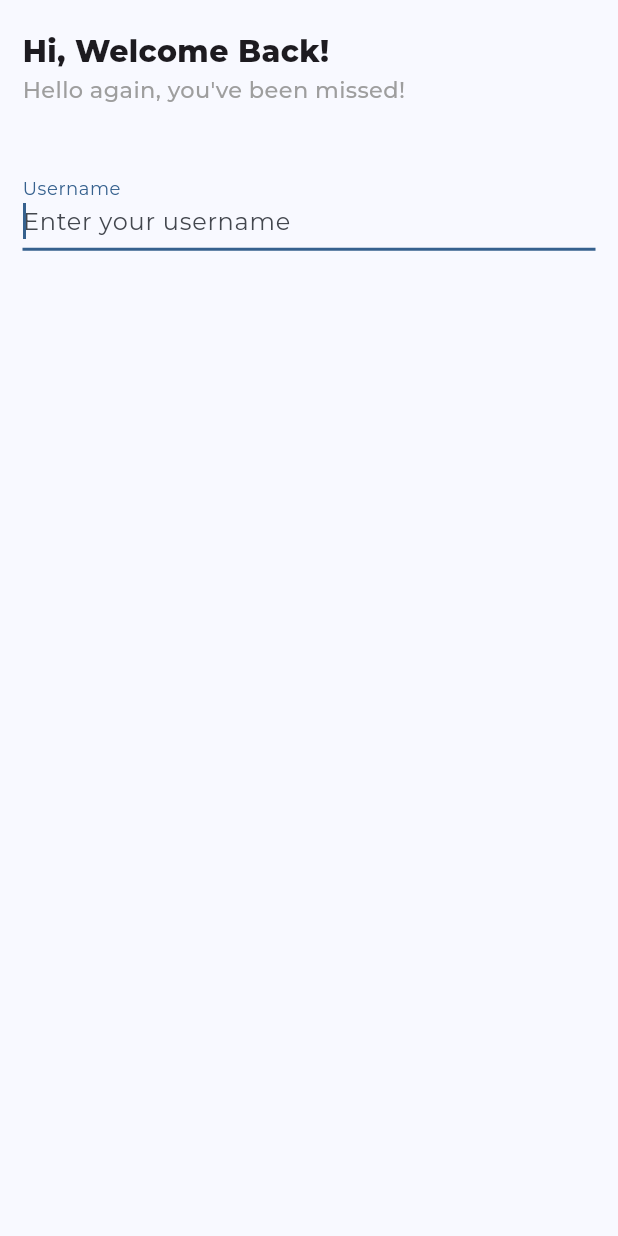
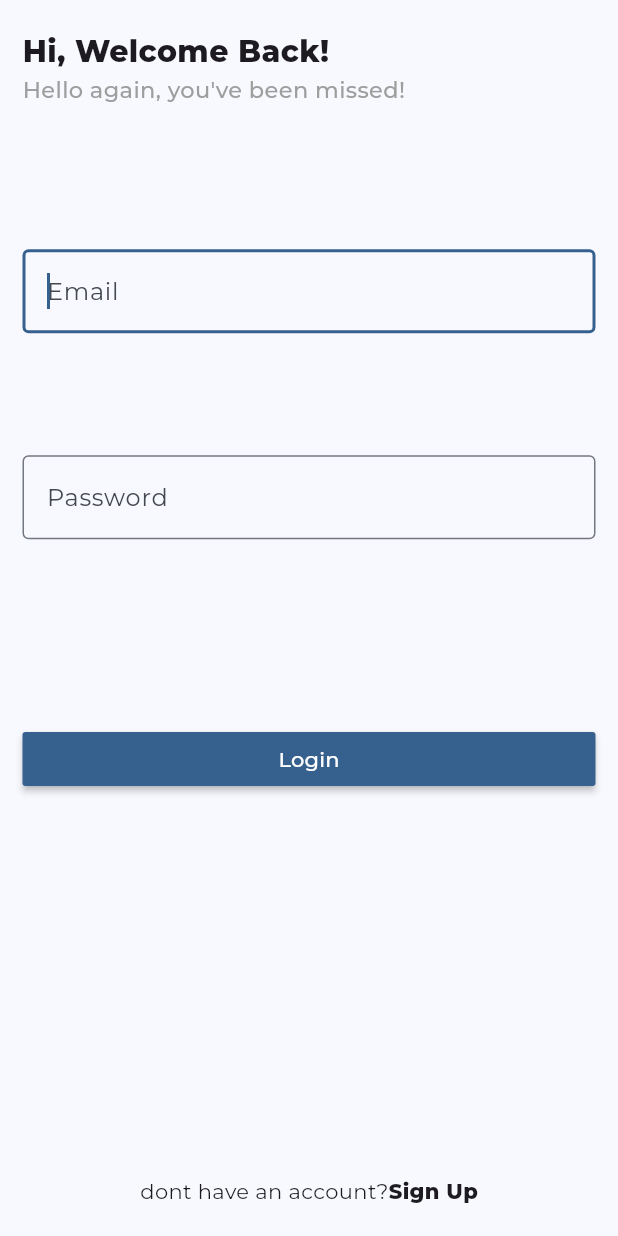
Before and after one commit to vasundharapandey/chat-app, a Flutter app: the screen it shows after launch, on a phone screen of 412 x 824 dp. Run offline on Flutter 3.47's test engine with Material 3 defaults, Android fonts, the phone set to English and light mode, and no system bars; our stand-ins replace firebase_analytics, firebase_core, google_fonts; accounts and stored records are empty.

Commit message:
login_ui

```diff
--- a/lib/pages/login_page.dart
+++ b/lib/pages/login_page.dart
@@ -13,6 +13,7 @@ class _LoginPageState extends State<LoginPage> {
   @override
   Widget build(BuildContext context) {
     return Scaffold(
+      resizeToAvoidBottomInset: false,
       body: _buildUI(),
     );
   }
@@ -25,6 +26,8 @@ class _LoginPageState extends State<LoginPage> {
         children: [
           _headerText(),
           _loginForm(),
+          _loginButton(),
+          _createAnAccountLink(),
         ],
       ),
     ));
@@ -63,11 +66,55 @@ class _LoginPageState extends State<LoginPage> {
       ),
       child: Form(
         child: Column(
+          mainAxisAlignment: MainAxisAlignment.spaceEvenly,
+          mainAxisSize: MainAxisSize.max,
+          crossAxisAlignment: CrossAxisAlignment.center,
           children: [
-            CustomFormField(),
+            CustomFormField(
+              hintText: "Email",
+              height: MediaQuery.sizeOf(context).height * 0.1,
+            ),
+            // Container(
+            //   height: MediaQuery.sizeOf(context).height * 0.05,
+            // ),
+            CustomFormField(
+              hintText: "Password",
+              height: MediaQuery.sizeOf(context).height * 0.1,
+            ),
           ],
         ),
       ),
     );
   }
+
+  Widget _loginButton() {
+    return SizedBox(
+      width: MediaQuery.sizeOf(context).width,
+      child: MaterialButton(
+        onPressed: () {},
+        color: Theme.of(context).colorScheme.primary,
+        child: const Text(
+          'Login',
+          style: TextStyle(color: Colors.white),
+        ),
+      ),
+    );
+  }
+
+  Widget _createAnAccountLink() {
+    return Expanded(
+      child: Row(
+        mainAxisSize: MainAxisSize.max,
+        mainAxisAlignment: MainAxisAlignment.center,
+        crossAxisAlignment: CrossAxisAlignment.end,
+        children: [
+          const Text("dont have an account?"),
+          const Text(
+            "Sign Up",
+            style: TextStyle(fontWeight: FontWeight.w800),
+          ),
+        ],
+      ),
+    );
+  }
 }
--- a/lib/widgets/customformfield.dart
+++ b/lib/widgets/customformfield.dart
@@ -1,16 +1,21 @@
 import 'package:flutter/material.dart';
 
 class CustomFormField extends StatelessWidget {
-  const CustomFormField({super.key});
+  final String hintText;
+  final double height;
+  const CustomFormField({super.key, required this.hintText,required this.height});
 
   @override
   Widget build(BuildContext context) {
-    return TextFormField(
-      autofocus: true,
-      // Add a decoration to provide visual feedback to the user
-      decoration: InputDecoration(
-        labelText: 'Username', // Change this to your desired label
-        hintText: 'Enter your username',
+    return SizedBox(
+      height: height,
+      child: TextFormField(
+        autofocus: true,
+        // Add a decoration to provide visual feedback to the user
+        decoration: InputDecoration(
+          border: const OutlineInputBorder(),
+          hintText: hintText,
+        ),
       ),
     );
   }
```
